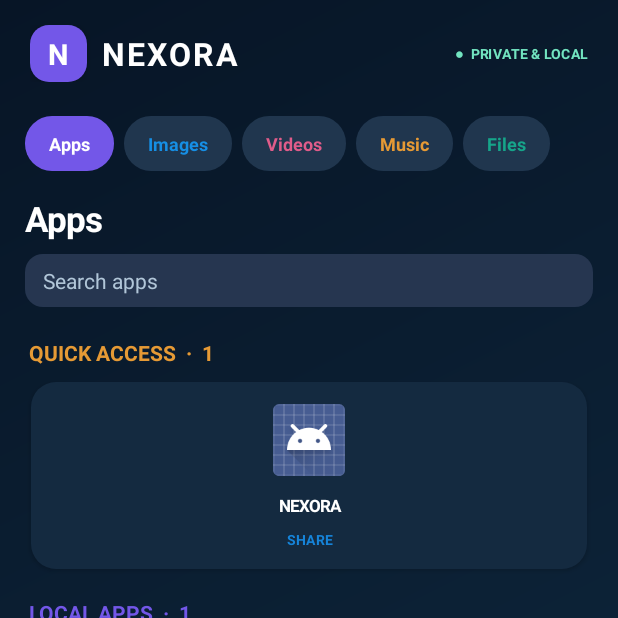
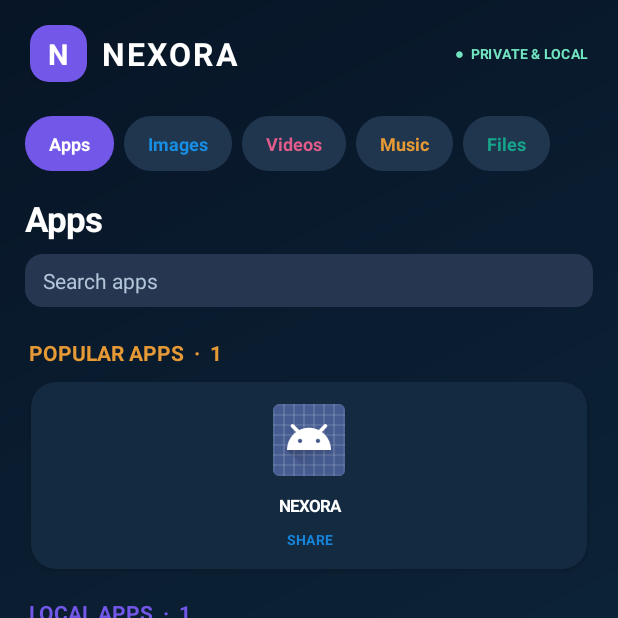
Before and after one commit to derrickgyamfi146-ui/NEXORA, an Android app: the screen it shows after launch (MainActivity), on a phone screen of 412 x 824 dp, the top half of it. Run offline under Robolectric (Android 15) with nearby library versions, the phone set to English and light mode, and no system bars.

Commit message:
Add popular apps and collapsible system apps sections

```diff
--- a/android/app/src/main/java/com/nexora/share/MainActivity.kt
+++ b/android/app/src/main/java/com/nexora/share/MainActivity.kt
@@ -815,9 +815,21 @@ class MainActivity : Activity() {
                 list.addView(TextView(this).apply { text = "No matching apps found."; textSize = 12f; setTextColor(muted); setPadding(0, dp(12), 0, dp(12)) })
                 return
             }
-            fun addAppSection(title: String, apps: List<android.content.pm.ApplicationInfo>, accent: Int) {
+            fun addAppSection(title: String, apps: List<android.content.pm.ApplicationInfo>, accent: Int, collapsible: Boolean = false) {
                 if (apps.isEmpty()) return
-            list.addView(TextView(this).apply { text = title + "  ·  " + apps.size; textSize = 14f; typeface = android.graphics.Typeface.DEFAULT_BOLD; setTextColor(accent); setPadding(dp(3), dp(13), 0, dp(6)) })
+                var expanded = !collapsible
+                val section = LinearLayout(this).apply { orientation = LinearLayout.VERTICAL }
+                val heading = TextView(this).apply {
+                    text = title + "  ·  " + apps.size + if (collapsible) "   ⌄" else ""
+                    textSize = 14f; typeface = android.graphics.Typeface.DEFAULT_BOLD
+                    setTextColor(accent); setPadding(dp(3), dp(13), 0, dp(6))
+                    if (collapsible) setOnClickListener {
+                        expanded = !expanded
+                        text = title + "  ·  " + apps.size + if (expanded) "   ⌃" else "   ⌄"
+                        section.getChildAt(1)?.visibility = if (expanded) View.VISIBLE else View.GONE
+                    }
+                }
+                section.addView(heading)
                 val grid = android.widget.GridLayout(this).apply { columnCount = 3; useDefaultMargins = false }
                 apps.forEach { app ->
                     val appTile = LinearLayout(this).apply {
@@ -849,11 +861,21 @@ class MainActivity : Activity() {
                     }
                     grid.addView(appTile, params)
                 }
-            list.addView(grid)
-            }
-            addAppSection("QUICK ACCESS", userApps.take(6), 0xFFE69A35.toInt())
+                section.addView(grid)
+                if (!expanded) grid.visibility = View.GONE
+                list.addView(section)
+            }
+            val popularPackages = listOf(
+                "com.whatsapp", "com.zhiliaoapp.musically", "com.ss.android.ugc.trill",
+                "com.instagram.android", "com.facebook.katana", "com.google.android.youtube",
+                "com.android.chrome", "org.telegram.messenger", "com.snapchat.android",
+                "com.spotify.music", "com.google.android.gm", "com.google.android.apps.maps"
+            )
+            val popularApps = popularPackages.mapNotNull { pkg -> userApps.firstOrNull { it.packageName == pkg } }.distinctBy { it.packageName }
+            val featuredApps = (popularApps + userApps.filterNot { app -> popularApps.any { it.packageName == app.packageName } }).take(6)
+            addAppSection("POPULAR APPS", featuredApps, 0xFFE69A35.toInt())
             addAppSection("LOCAL APPS", userApps, 0xFF7357E8.toInt())
-            addAppSection("SYSTEM APPS", systemApps, 0xFF168FE5.toInt())
+            addAppSection("SYSTEM APPS", systemApps, 0xFF168FE5.toInt(), collapsible = true)
         }
         search.addTextChangedListener(object : android.text.TextWatcher {
             override fun beforeTextChanged(s: CharSequence?, start: Int, count: Int, after: Int) {}
```
Lines whose indentation alone changed are shown as unchanged.
